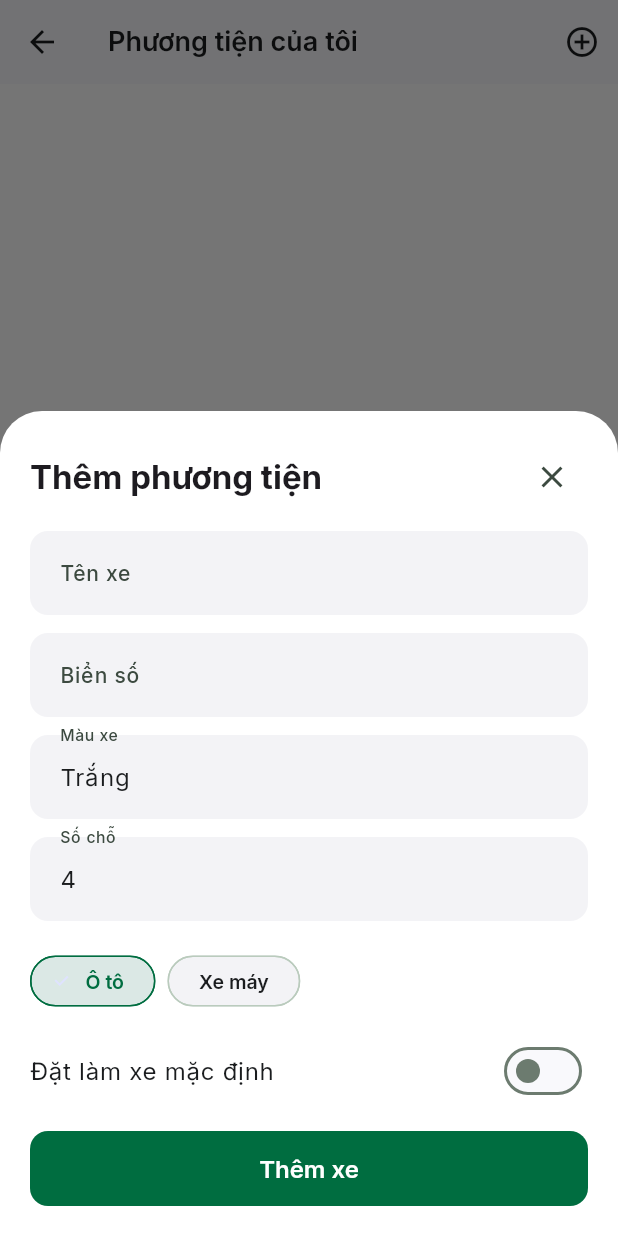
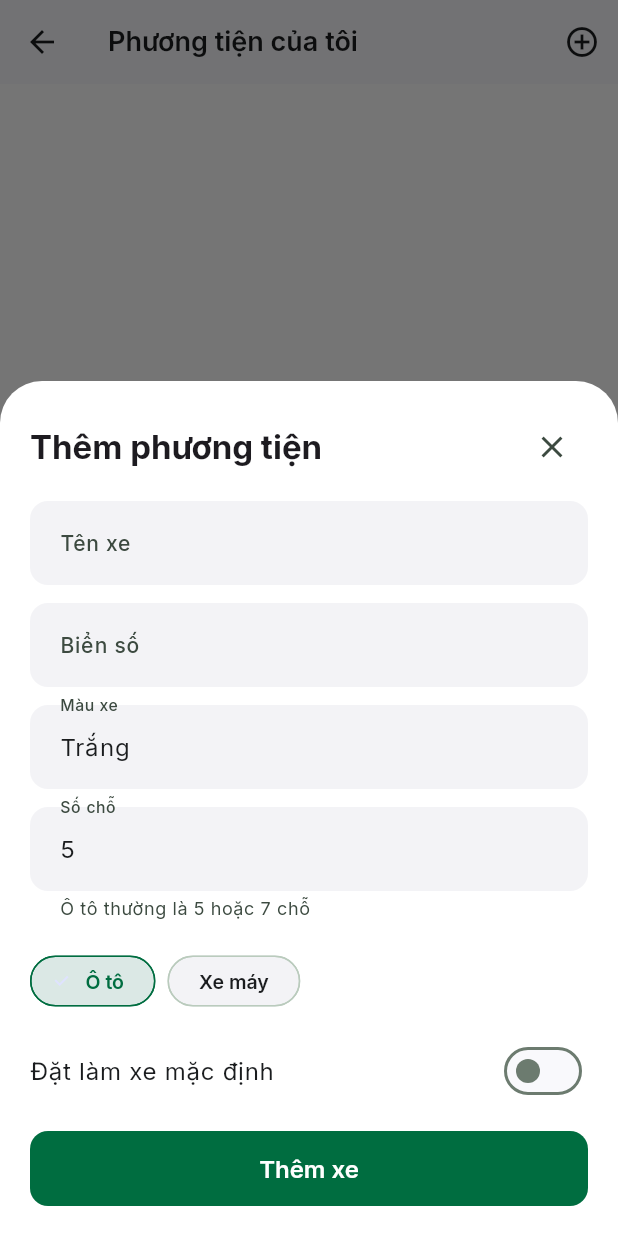
Before and after one commit to phud22cntt03/Go-Together-Lite, a Flutter app: the VehicleScreen screen opened by its route, after a tap on "Thêm xe", on a phone screen of 412 x 824 dp. Run offline on Flutter 3.47's test engine with Material 3 defaults, Android fonts, the light colour scheme and no system bars; our stand-ins replace cloud_firestore, file_picker, firebase_auth, firebase_core, firebase_storage, flutter_map and 2 more; accounts and stored records are empty.

Commit message:
chỉnh giao diện trang phương tiện

```diff
--- a/lib/screens/vehicle_screen.dart
+++ b/lib/screens/vehicle_screen.dart
@@ -1,5 +1,6 @@
 import 'package:flutter/material.dart';
 import 'package:provider/provider.dart';
+
 import '../models/vehicle.dart';
 import '../providers/auth_provider.dart';
 import '../services/vehicle_service.dart';
@@ -297,6 +298,7 @@ class _VehicleFormSheetState extends State<_VehicleFormSheet> {
   late final TextEditingController _plateCtrl;
   late final TextEditingController _colorCtrl;
   late final TextEditingController _seatsCtrl;
+  late final bool _isEditing;
   late String _type;
   late bool _isDefault;
   bool _saving = false;
@@ -304,13 +306,16 @@ class _VehicleFormSheetState extends State<_VehicleFormSheet> {
   @override
   void initState() {
     super.initState();
-    final v = widget.existing;
-    _nameCtrl = TextEditingController(text: v?.name ?? '');
-    _plateCtrl = TextEditingController(text: v?.licensePlate ?? '');
-    _colorCtrl = TextEditingController(text: v?.color ?? 'Trắng');
-    _seatsCtrl = TextEditingController(text: (v?.seats ?? 4).toString());
-    _type = v?.type ?? 'car';
-    _isDefault = v?.isDefault ?? false;
+    final vehicle = widget.existing;
+    _isEditing = vehicle != null;
+    _nameCtrl = TextEditingController(text: vehicle?.name ?? '');
+    _plateCtrl = TextEditingController(text: vehicle?.licensePlate ?? '');
+    _colorCtrl = TextEditingController(text: vehicle?.color ?? 'Trắng');
+    _type = vehicle?.type ?? 'car';
+    _seatsCtrl = TextEditingController(
+      text: (vehicle?.seats ?? _defaultSeatsForType(_type)).toString(),
+    );
+    _isDefault = vehicle?.isDefault ?? false;
   }
 
   @override
@@ -368,8 +373,11 @@ class _VehicleFormSheetState extends State<_VehicleFormSheet> {
             _field(
               _seatsCtrl,
               'Số chỗ',
-              '4',
+              _defaultSeatsForType(_type).toString(),
               keyboardType: TextInputType.number,
+              helperText: _type == 'motorbike'
+                  ? 'Xe máy thường là 2 chỗ'
+                  : 'Ô tô thường là 5 hoặc 7 chỗ',
             ),
             const SizedBox(height: 16),
             Row(
@@ -425,6 +433,7 @@ class _VehicleFormSheetState extends State<_VehicleFormSheet> {
     String label,
     String hint, {
     TextInputType keyboardType = TextInputType.text,
+    String? helperText,
   }) {
     return TextFormField(
       controller: controller,
@@ -432,6 +441,7 @@ class _VehicleFormSheetState extends State<_VehicleFormSheet> {
       decoration: InputDecoration(
         labelText: label,
         hintText: hint,
+        helperText: helperText,
         filled: true,
         fillColor: AppTheme.surfaceContainerLow,
         border: OutlineInputBorder(
@@ -443,6 +453,20 @@ class _VehicleFormSheetState extends State<_VehicleFormSheet> {
         if (value == null || value.trim().isEmpty) {
           return 'Không được để trống';
         }
+
+        if (controller == _seatsCtrl) {
+          final seats = int.tryParse(value.trim());
+          if (seats == null || seats <= 0) {
+            return 'Số chỗ không hợp lệ';
+          }
+          if (_type == 'motorbike' && seats > 2) {
+            return 'Xe máy chỉ nên để tối đa 2 chỗ';
+          }
+          if (_type == 'car' && seats < 4) {
+            return 'Ô tô nên từ 4 chỗ trở lên';
+          }
+        }
+
         return null;
       },
     );
@@ -453,7 +477,23 @@ class _VehicleFormSheetState extends State<_VehicleFormSheet> {
     return ChoiceChip(
       label: Text(label),
       selected: selected,
-      onSelected: (_) => setState(() => _type = value),
+      onSelected: (_) {
+        setState(() {
+          _type = value;
+          final currentSeats = int.tryParse(_seatsCtrl.text.trim());
+
+          if (!_isEditing || currentSeats == null) {
+            _seatsCtrl.text = _defaultSeatsForType(value).toString();
+            return;
+          }
+
+          if (value == 'motorbike' && currentSeats > 2) {
+            _seatsCtrl.text = '2';
+          } else if (value == 'car' && currentSeats < 4) {
+            _seatsCtrl.text = _defaultSeatsForType(value).toString();
+          }
+        });
+      },
       selectedColor: AppTheme.primary.withValues(alpha: 0.12),
       labelStyle: TextStyle(
         color: selected ? AppTheme.primary : AppTheme.onSurface,
@@ -468,7 +508,8 @@ class _VehicleFormSheetState extends State<_VehicleFormSheet> {
   Future<void> _save() async {
     if (!_formKey.currentState!.validate()) return;
 
-    final seats = int.tryParse(_seatsCtrl.text.trim()) ?? 4;
+    final seats =
+        int.tryParse(_seatsCtrl.text.trim()) ?? _defaultSeatsForType(_type);
     setState(() => _saving = true);
 
     try {
@@ -509,8 +550,14 @@ class _VehicleFormSheetState extends State<_VehicleFormSheet> {
         ).showSnackBar(SnackBar(content: Text('Không thể lưu xe: $e')));
       }
     } finally {
-      if (mounted) setState(() => _saving = false);
+      if (mounted) {
+        setState(() => _saving = false);
+      }
     }
+  }
+
+  int _defaultSeatsForType(String type) {
+    return type == 'motorbike' ? 2 : 5;
   }
 }
 
```
